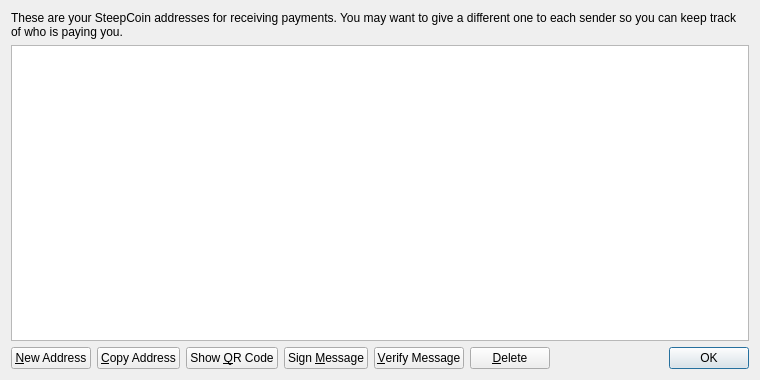
Above: src/qt/forms/addressbookpage.ui from Steepdev/SteepCoin before the change. Below: the same form after it.
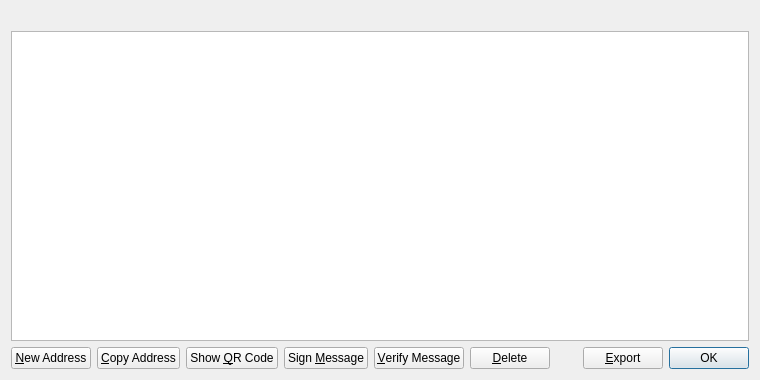
That is the form after the change. Icons and pictures are not drawn.

```diff
--- a/src/qt/forms/addressbookpage.ui
+++ b/src/qt/forms/addressbookpage.ui
@@ -16,9 +16,6 @@
   <layout class="QVBoxLayout" name="verticalLayout">
    <item>
     <widget class="QLabel" name="labelExplanation">
-     <property name="text">
-      <string>These are your SteepCoin addresses for receiving payments. You may want to give a different one to each sender so you can keep track of who is paying you.</string>
-     </property>
      <property name="textFormat">
       <enum>Qt::PlainText</enum>
      </property>
@@ -151,6 +148,20 @@
        </property>
       </spacer>
      </item>
+     <item>
+      <widget class="QPushButton" name="exportButton">
+       <property name="toolTip">
+        <string>Export the data in the current tab to a file</string>
+       </property>
+       <property name="text">
+        <string>&amp;Export</string>
+       </property>
+       <property name="icon">
+        <iconset resource="../bitcoin.qrc">
+         <normaloff>:/icons/export</normaloff>:/icons/export</iconset>
+       </property>
+      </widget>
+     </item>
      <item>
       <widget class="QDialogButtonBox" name="buttonBox">
        <property name="sizePolicy">
```
Left out of the diff: 10 changed lines with no effect on the pictures.
